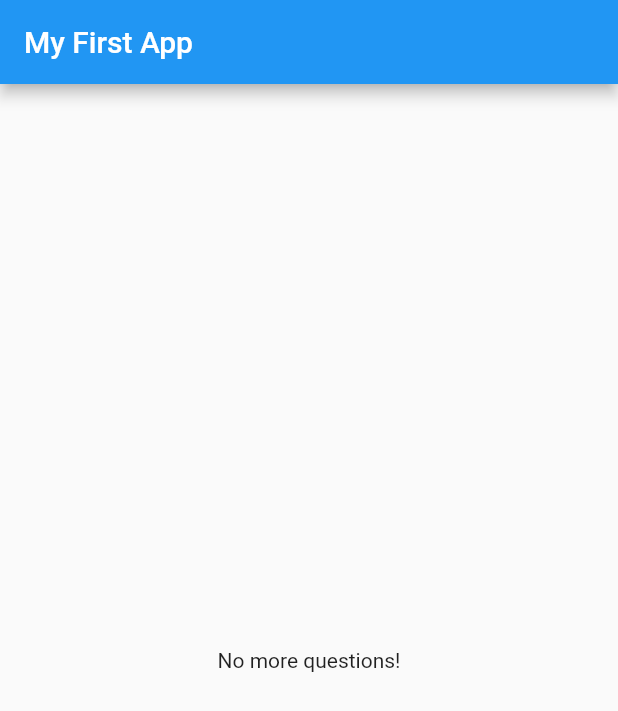
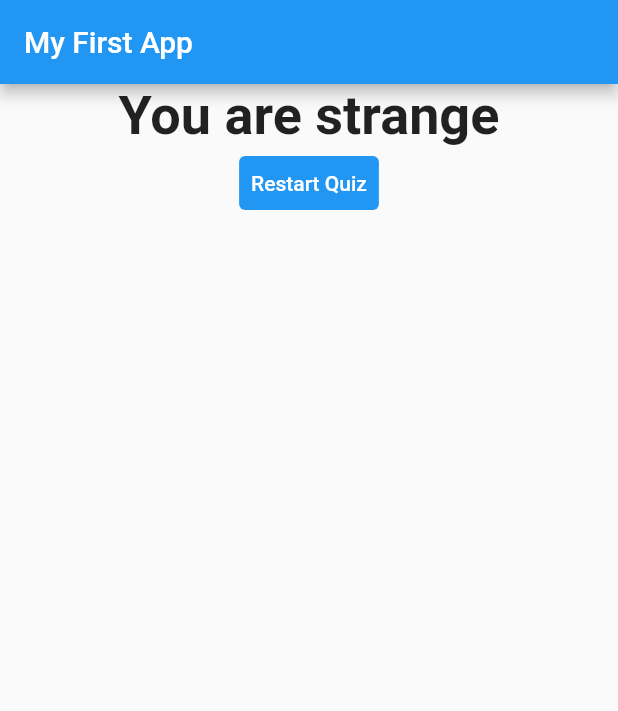
Before and after one commit to pliniogim/myfirstapp, a Flutter app: the screen it shows after launch, after a tap on "Black", after a tap on "Rabbit", after a tap on "Max", on a phone screen of 412 x 824 dp. Shown: the top 711 px of the screen. Run offline on Flutter 3.47's test engine with Material 2 defaults, Android fonts, the phone set to English and light mode, and no system bars.

Commit message:
20220410

```diff
--- a/lib/answer.dart
+++ b/lib/answer.dart
@@ -5,11 +5,12 @@ class Answer extends StatelessWidget {
   final VoidCallback selectHandler;
   final String answerText;
 
-  Answer(this.selectHandler, this.answerText);
+  const Answer(this.selectHandler, this.answerText, {Key? key})
+      : super(key: key);
 
   @override
   Widget build(BuildContext context) {
-    return Container(
+    return SizedBox(
       //width double.infinity para todo o espaço
       width: 200,
       child: ElevatedButton(
--- a/lib/main.dart
+++ b/lib/main.dart
@@ -7,12 +7,13 @@ import './result.dart';
 //   runApp(MyApp());
 // }
 
-void main() => runApp(MyApp());
+void main() => runApp(const MyApp());
 
 class MyApp extends StatefulWidget {
+  const MyApp({Key? key}) : super(key: key);
+
   @override
   State<StatefulWidget> createState() {
-    // TODO: implement createState
     return _MyAppState();
   }
 }
@@ -30,26 +31,52 @@ class _MyAppState extends State<MyApp> {
   final _questions = const [
     {
       'questionText': 'What\'s your favorite color?',
-      'answers': ['Black', 'Red', 'Green', 'White'],
+      'answers': [
+        {'text': 'Black', 'score': 10},
+        {'text': 'Red', 'score': 5},
+        {'text': 'Green', 'score': 2},
+        {'text': 'White', 'score': 0}
+      ],
     },
     {
       'questionText': 'What\'s your favorite animal?',
-      'answers': ['Dog', 'Rabbit', 'Cat', 'Lion'],
+      'answers': [
+        {'text': 'Dog', 'score': 0},
+        {'text': 'Rabbit', 'score': 2},
+        {'text': 'Cat', 'score': 5},
+        {'text': 'Lion', 'score': 8}
+      ],
     },
     {
       'questionText': 'Who is your favorite instructor?',
-      'answers': ['Stephen', 'Ruize', 'Max', 'None'],
+      'answers': [
+        {'text': 'Stephen', 'score': 3},
+        {'text': 'Ruize', 'score': 3},
+        {'text': 'Max', 'score': 3},
+        {'text': 'None', 'score': 9}
+      ],
     }
   ];
 
   var _questionIndex = 0;
+  var _totalScore = 0;
 
-  void _answerQuestion() {
+  void _resetQuiz() {
+    setState(() {
+      _questionIndex = 0;
+      _totalScore = 0;
+    });
+  }
+
+  void _answerQuestion(int score) {
+    //_totalScore = _totalScore + score;
+    _totalScore += score;
     if (_questionIndex < _questions.length) {
       setState(() {
         _questionIndex = _questionIndex + 1;
       });
-      print(_questionIndex);
+      // print(_questionIndex);
+      // print(_totalScore);
     }
   }
 
@@ -66,7 +93,7 @@ class _MyAppState extends State<MyApp> {
                 questionIndex: _questionIndex,
                 questions: _questions,
               )
-            : const Result(),
+            : Result(_totalScore, _resetQuiz),
       ),
     );
   }
--- a/lib/question.dart
+++ b/lib/question.dart
@@ -3,7 +3,7 @@ import 'package:flutter/material.dart';
 class Question extends StatelessWidget {
   final String questionText;
 
-  Question(this.questionText);
+  const Question(this.questionText, {Key? key}) : super(key: key);
 
   @override
   Widget build(BuildContext context) {
--- a/lib/quiz.dart
+++ b/lib/quiz.dart
@@ -6,12 +6,14 @@ import 'answer.dart';
 class Quiz extends StatelessWidget {
   final List<Map<String, Object>> questions;
   final int questionIndex;
-  final VoidCallback answerQuestion;
+  final Function answerQuestion;
 
-  Quiz(
-      {required this.questions,
+  const Quiz(
+      {Key? key,
+      required this.questions,
       required this.answerQuestion,
-      required this.questionIndex});
+      required this.questionIndex})
+      : super(key: key);
 
   @override
   Widget build(BuildContext context) {
@@ -25,8 +27,10 @@ class Quiz extends StatelessWidget {
         // Answer(_answerQuestion),
         //spread operator (pega uma lista e retira todos os elementos desta lista
         // e os adiciona à lista mais interna com valores individuais)
-        ...(questions[questionIndex]['answers'] as List<String>).map((answer) {
-          return Answer(answerQuestion, answer);
+        ...(questions[questionIndex]['answers'] as List<Map<String, Object>>)
+            .map((answer) {
+          return Answer(
+              () => answerQuestion(answer['score']), answer['text'] as String);
         }).toList()
       ],
     );
--- a/lib/result.dart
+++ b/lib/result.dart
@@ -1,12 +1,56 @@
+// ignore_for_file: deprecated_member_use
+
 import 'package:flutter/material.dart';
 
 class Result extends StatelessWidget {
-  const Result({Key? key}) : super(key: key);
+  final int resultScore;
+  final VoidCallback resetHandler;
+
+  // const Result({Key? key}) : super(key: key);
+  const Result(this.resultScore, this.resetHandler, {Key? key})
+      : super(key: key);
+
+  String get resultPhrase {
+    String resultText;
+    if (resultScore <= 8) {
+      resultText = "You are awesome and innocent";
+    } else if (resultScore <= 12) {
+      resultText = 'Pretty likeable';
+    } else if (resultScore <= 16) {
+      resultText = "You are strange";
+    } else {
+      resultText = "You are so bad!";
+    }
+    return resultText;
+  }
 
   @override
   Widget build(BuildContext context) {
-    return const Center(
-      child: Text('No more questions!'),
+    return Center(
+      child: Column(
+        children: [
+          Text(
+            resultPhrase,
+            style: const TextStyle(
+              fontSize: 36,
+              fontWeight: FontWeight.bold,
+            ),
+            textAlign: TextAlign.center,
+          ),
+          TextButton(
+            //2 tipos para style
+            //style: ElevatedButton.styleFrom(primary: Colors.green, onPrimary: Colors.black)
+            //style: TextButton.styleFrom(...)
+            //OutlinedButton.styleFrom or OutlinedButton{ style: Border}
+            style: ButtonStyle(
+              backgroundColor: MaterialStateProperty.all(Colors.blue),
+              foregroundColor: MaterialStateProperty.all(Colors.white),
+            ),
+            onPressed: resetHandler,
+            child: const Text('Restart Quiz'),
+          ),
+        ],
+      ),
     );
   }
 }
```
Also changed, not shown: 1 other file.
